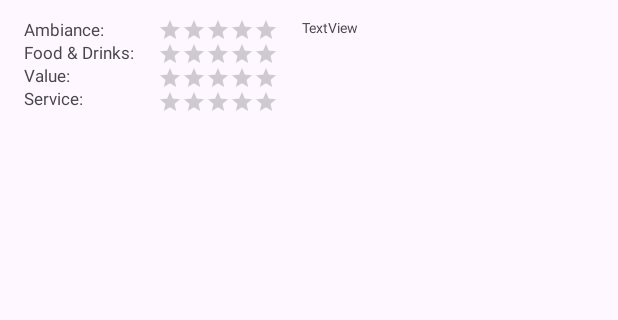
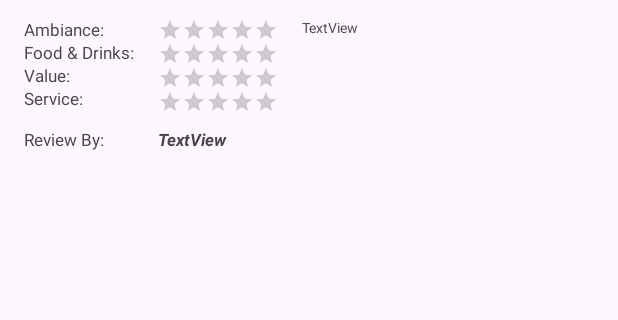
Before and after one commit to tinatams/KatEats, an Android app: the layout review_layout.xml on its own in the app's theme, with its tools: preview values and no code run, on a phone screen of 412 x 824 dp, the part 203-523 px from its top. Run offline under Robolectric (Android 15) with nearby library versions, the phone set to English and light mode, and no system bars.

Commit message:
edited the layout and the adapter to show the author of the review

```diff
--- a/app/src/main/java/kateats/app/ReviewAdaptor.java
+++ b/app/src/main/java/kateats/app/ReviewAdaptor.java
@@ -29,6 +29,7 @@ public class ReviewAdaptor extends RealmRecyclerViewAdapter<Review, ReviewAdapto
         RatingBar service;
         TextView comment;
         ImageView photo;
+        TextView author;
 
         public ViewHolder(@NonNull View itemView) {
             super(itemView);
@@ -40,6 +41,7 @@ public class ReviewAdaptor extends RealmRecyclerViewAdapter<Review, ReviewAdapto
             service = itemView.findViewById(R.id.layout_service_score);
             comment = itemView.findViewById(R.id.layout_comment);
             photo = itemView.findViewById(R.id.layout_review_photo);
+            author = itemView.findViewById(R.id.author);
         }
     }
 
@@ -69,6 +71,7 @@ public class ReviewAdaptor extends RealmRecyclerViewAdapter<Review, ReviewAdapto
         holder.food.setRating(r.getFood());
         holder.value.setRating(r.getValue());
         holder.service.setRating(r.getService());
+        holder.author.setText(r.getAuthor().getName());
 
         File image = new File(
                 activity.getExternalCacheDir(),
--- a/app/src/main/res/layout/review_layout.xml
+++ b/app/src/main/res/layout/review_layout.xml
@@ -127,4 +127,24 @@
         android:textSize="9sp"
         app:layout_constraintStart_toEndOf="@+id/layout_food_score"
         app:layout_constraintTop_toTopOf="@+id/layout_ambiance_score" />
+
+    <TextView
+        android:id="@+id/reviewBy"
+        android:layout_width="wrap_content"
+        android:layout_height="wrap_content"
+        android:layout_marginTop="12dp"
+        android:text="Review By:"
+        android:textSize="11sp"
+        app:layout_constraintStart_toStartOf="@+id/layout_service"
+        app:layout_constraintTop_toBottomOf="@+id/layout_service" />
+
+    <TextView
+        android:id="@+id/author"
+        android:layout_width="wrap_content"
+        android:layout_height="wrap_content"
+        android:text="TextView"
+        android:textSize="11sp"
+        android:textStyle="bold|italic"
+        app:layout_constraintBottom_toBottomOf="@+id/reviewBy"
+        app:layout_constraintStart_toStartOf="@+id/layout_service_score" />
 </androidx.constraintlayout.widget.ConstraintLayout>
```
